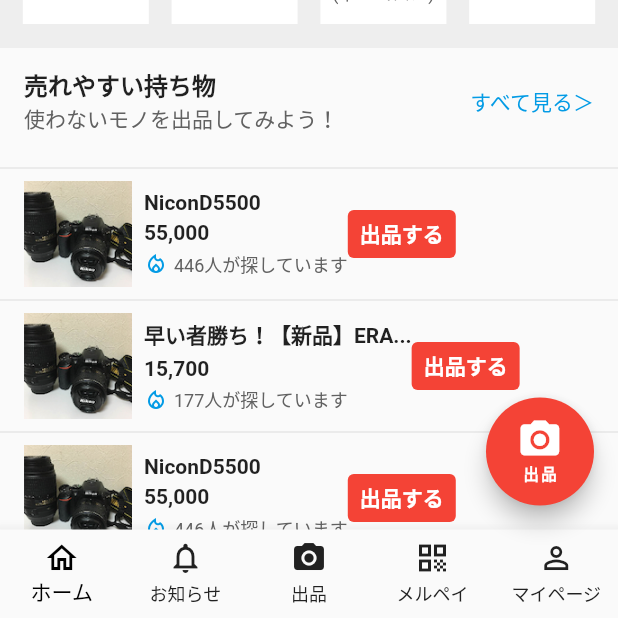
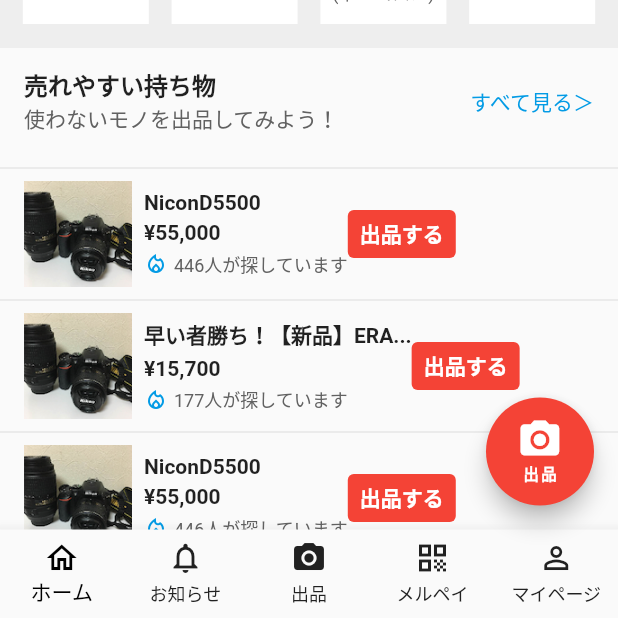
Before and after one commit to tomoya-s-101/flutter_tutorial, a Flutter app: the screen it shows after launch, after a tap on "メルカリ", on a phone screen of 412 x 824 dp, the part 618-1236 px from its top. Run offline on Flutter 3.47's test engine with Material 2 defaults, Android fonts, the phone set to English and light mode, and no system bars; network calls fail.

Commit message:
メルカリ画面実装

```diff
--- a/lib/main.dart
+++ b/lib/main.dart
@@ -1,6 +1,6 @@
 import 'package:flutter/material.dart';
 import 'package:flutter_app/screen/home_screen.dart';
-import 'package:flutter_app/screen/mercari_screen.dart';
+import 'package:flutter_app/practice3/mercari_screen.dart';
 import 'package:flutter_app/screen/youtube_screen.dart';
 import 'package:flutter_localizations/flutter_localizations.dart';
 
@@ -27,7 +27,7 @@ class MyApp extends StatelessWidget {
       routes: <String, WidgetBuilder>{
         '/': (BuildContext context) => HomeScreen(),
         '/youtube': (BuildContext context) => YouTubeScreen(),
-        '/mercari': (BuildContext context) => MercariScreen(),
+        '/mercari': (context) => MercariScreen(),
       },
     );
   }
--- a/lib/screen/mercari_screen.dart
+++ b/lib/practice3/mercari_screen.dart
@@ -1,5 +1,4 @@
 import 'package:flutter/material.dart';
-import 'package:intl/intl.dart';
 
 import '../Constants.dart';
 
@@ -237,7 +236,6 @@ class MercariScreen extends StatelessWidget {
   }
 
   Widget _buildProductList(ProductData productData) {
-    String productPrice = NumberFormat('#,##0').format(productData.price);
     return Container(
       child: Row(
         children: [
@@ -264,7 +262,7 @@ class MercariScreen extends StatelessWidget {
                   height: Dimens.d4,
                 ),
                 Text(
-                  productPrice,
+                  productData.price,
                   style: CommonStyle.bold,
                 ),
                 SizedBox(
@@ -315,19 +313,19 @@ class MercariScreen extends StatelessWidget {
       ProductData(
         'images/nicon.png',
         'NiconD5500',
-        55000,
+        '¥55,000',
         446,
       ),
       ProductData(
         'images/nicon.png',
         '早い者勝ち！【新品】ERA...',
-        15700,
+        '¥15,700',
         177,
       ),
       ProductData(
         'images/nicon.png',
         'NiconD5500',
-        55000,
+        '¥55,000',
         446,
       ),
     ];
--- a/lib/screen/home_screen.dart
+++ b/lib/screen/home_screen.dart
@@ -1,5 +1,4 @@
 import 'package:flutter/material.dart';
-import 'package:flutter_app/screen/mercari_screen.dart';
 import 'package:flutter_app/screen/youtube_screen.dart';
 
 import '../Constants.dart';
@@ -29,12 +28,7 @@ class HomeScreen extends StatelessWidget {
             ),
             ElevatedButton(
               onPressed: () {
-                Navigator.push(
-                  context,
-                  MaterialPageRoute(
-                    builder: (context) => MercariScreen(),
-                  ),
-                );
+                Navigator.pushNamed(context, '/mercari');
               },
               child: Text(
                 Strings.mercariText,
```
